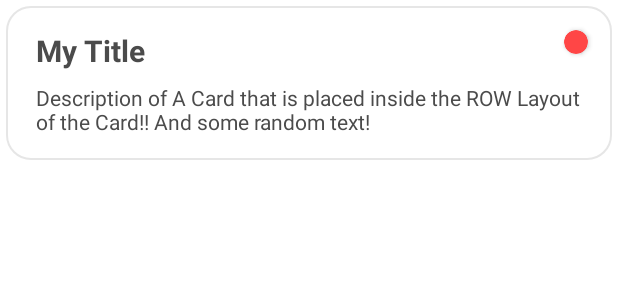
After one commit to bharathkalyans/ToDo-List-App, an Android app: the layout row_layout.xml on its own in the app's theme, with its tools: preview values and no code run, on a phone screen of 412 x 824 dp. The commit adds this screen. Shown: the top 300 px of the screen. Run offline under Robolectric (Android 15) with nearby library versions, the phone set to English and light mode, and no system bars.

Commit message:
Designed a Card Layout!

```diff
--- /dev/null
+++ b/app/src/main/res/drawable/item_background.xml
@@ -0,0 +1,11 @@
+<?xml version="1.0" encoding="utf-8"?>
+<shape xmlns:android="http://schemas.android.com/apk/res/android">
+
+
+    <solid android:color="@color/white" />
+    <stroke
+        android:width="1dp"
+        android:color="@color/lightGray"
+        />
+    <corners android:radius="16dp" />
+</shape>
--- /dev/null
+++ b/app/src/main/res/layout/row_layout.xml
@@ -0,0 +1,65 @@
+<?xml version="1.0" encoding="utf-8"?>
+<androidx.constraintlayout.widget.ConstraintLayout xmlns:android="http://schemas.android.com/apk/res/android"
+    xmlns:app="http://schemas.android.com/apk/res-auto"
+    xmlns:tools="http://schemas.android.com/tools"
+    android:layout_width="match_parent"
+    android:layout_height="wrap_content"
+    android:layout_margin="4dp">
+
+    <androidx.constraintlayout.widget.ConstraintLayout
+        android:id="@+id/row_background"
+        android:layout_width="match_parent"
+        android:layout_height="wrap_content"
+        android:background="@drawable/item_background"
+        app:layout_constraintBottom_toBottomOf="parent"
+        app:layout_constraintEnd_toEndOf="parent"
+        app:layout_constraintHorizontal_bias="0.5"
+        app:layout_constraintStart_toStartOf="parent"
+        app:layout_constraintTop_toTopOf="parent">
+
+
+        <androidx.cardview.widget.CardView
+            android:id="@+id/priority_indicator"
+            android:layout_width="16dp"
+            android:layout_height="16dp"
+            android:layout_marginTop="16dp"
+            android:layout_marginEnd="16dp"
+            app:cardBackgroundColor="@color/red"
+            app:cardCornerRadius="100dp"
+            app:layout_constraintEnd_toEndOf="parent"
+            app:layout_constraintTop_toTopOf="parent" />
+
+        <TextView
+            android:id="@+id/title_txt"
+            android:layout_width="wrap_content"
+            android:layout_height="wrap_content"
+            android:layout_marginStart="20dp"
+            android:layout_marginTop="16dp"
+            android:maxLength="20"
+            android:text="@string/my_title"
+            android:textColor="@color/darkGray"
+            android:textSize="20sp"
+            android:textStyle="bold"
+            app:layout_constraintStart_toStartOf="parent"
+            app:layout_constraintTop_toTopOf="parent" />
+
+        <TextView
+            android:id="@+id/description_txt"
+            android:layout_width="0dp"
+            android:layout_height="wrap_content"
+            android:layout_marginTop="8dp"
+            android:layout_marginEnd="16dp"
+            android:layout_marginBottom="16dp"
+            android:maxLength="300"
+            android:maxLines="10"
+            android:text="@string/random_text"
+            android:textColor="@color/darkGray"
+            app:layout_constraintBottom_toBottomOf="parent"
+            app:layout_constraintEnd_toEndOf="parent"
+            app:layout_constraintHorizontal_bias="0.0"
+            app:layout_constraintStart_toStartOf="@+id/title_txt"
+            app:layout_constraintTop_toBottomOf="@+id/title_txt"
+            app:layout_constraintVertical_bias="0.0" />
+
+    </androidx.constraintlayout.widget.ConstraintLayout>
+</androidx.constraintlayout.widget.ConstraintLayout>
--- a/app/src/main/res/values/strings.xml
+++ b/app/src/main/res/values/strings.xml
@@ -15,6 +15,8 @@
     <string name="save">Save</string>
     <string name="delete">Delete</string>
     <string name="about">About</string>
+    <string name="random_text">Description of A Card that is placed inside the ROW Layout of the Card!! And some random text!</string>
+    <string name="my_title">My Title</string>
 
     <!--    For Spinner Values we have to use String Array!-->
     <string-array name="priorities">
```
